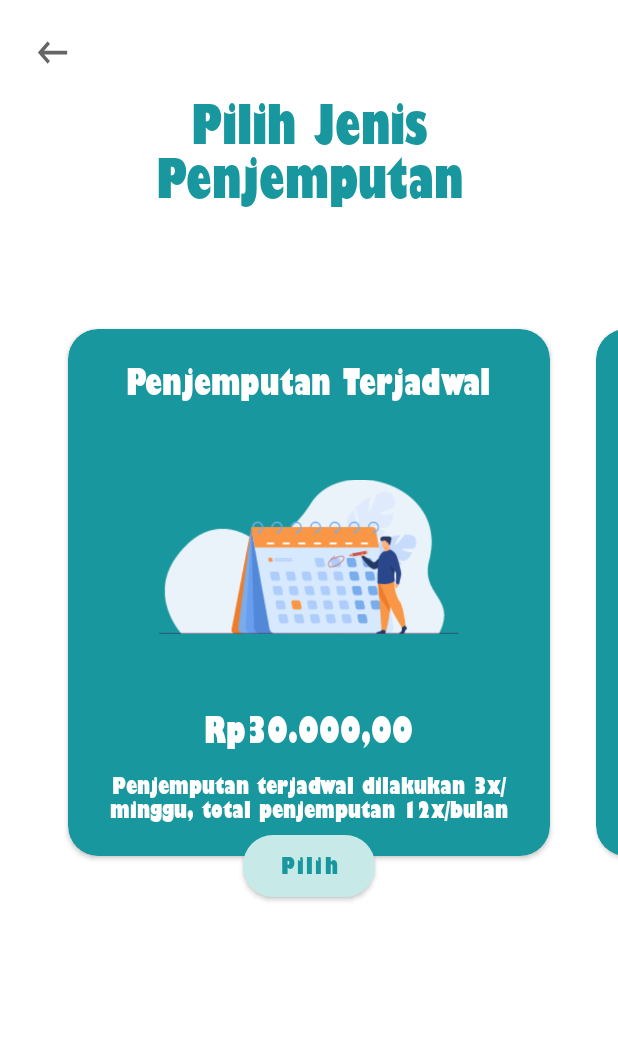
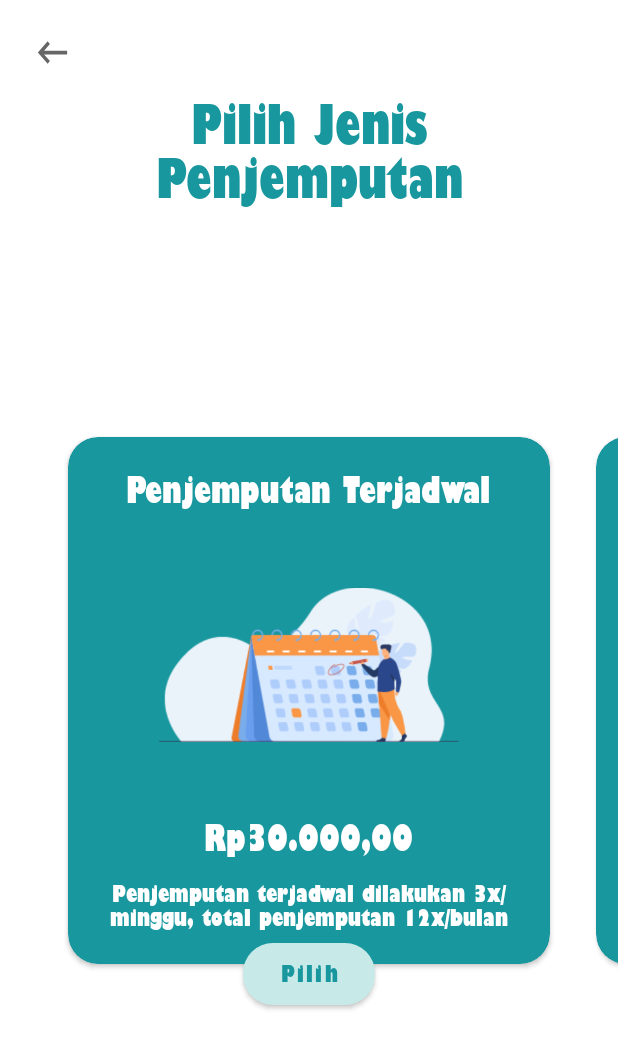
Before and after one commit to Lopniv/SIPP, an Android app: the PickupCategoryActivity screen opened directly, with no data from a screen before it, on a phone screen of 412 x 824 dp. Shown: the top 1049 px of the screen. Run offline under Robolectric (Android 15) with nearby library versions, the light colour scheme and no system bars.

Commit message:
Update layouting

```diff
--- a/app/src/main/res/layout/activity_pickup_category.xml
+++ b/app/src/main/res/layout/activity_pickup_category.xml
@@ -46,7 +46,7 @@
         app:layout_constraintBottom_toBottomOf="parent"
         app:layout_constraintEnd_toEndOf="parent"
         app:layout_constraintStart_toStartOf="parent"
-        app:layout_constraintTop_toTopOf="parent" />
+        app:layout_constraintTop_toBottomOf="@id/tv_title"/>
 
 </androidx.constraintlayout.widget.ConstraintLayout>
 
```
